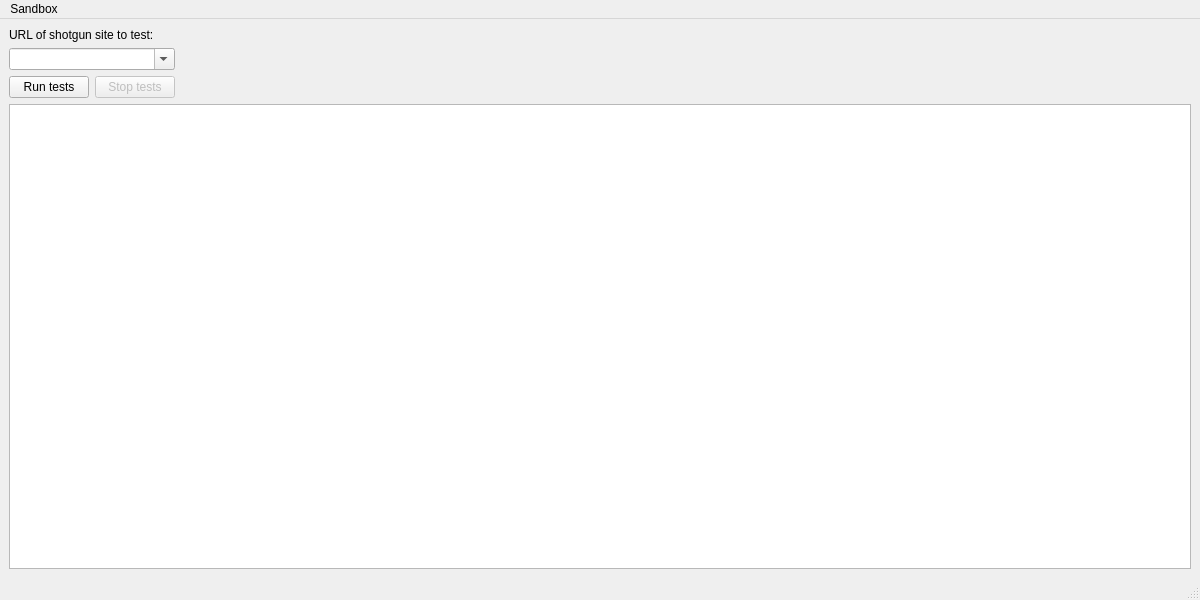
First picture: the form in SG_Automation/runTestsGUI.ui, repository shotgunsoftware/sg-automation, before the edit.
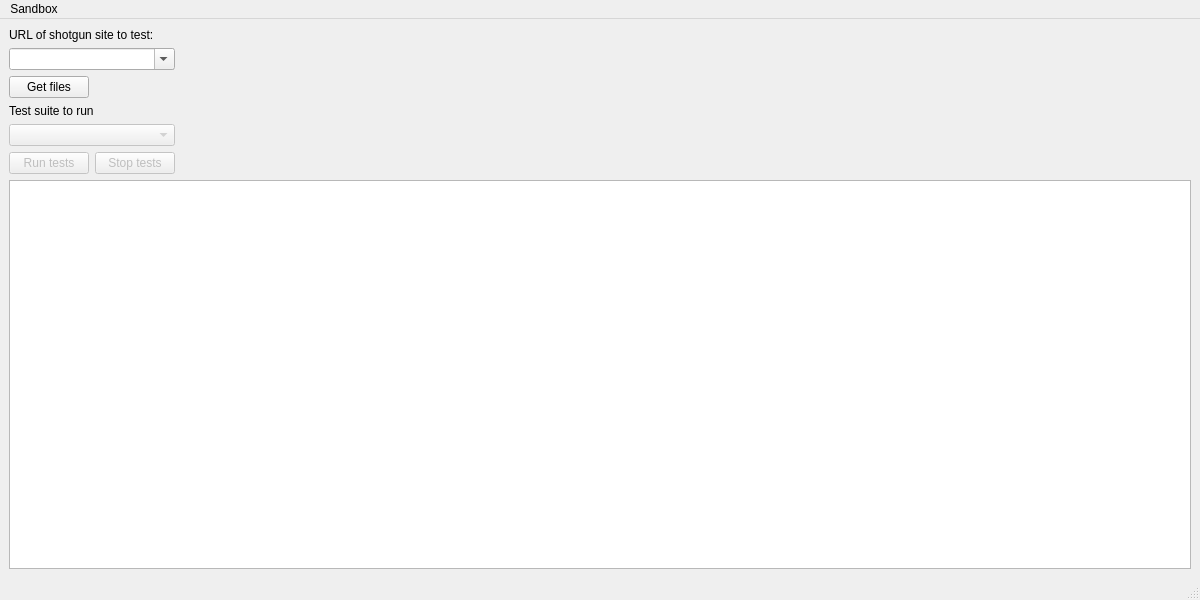
Second picture: the form after the edit.

Commit message: Added site validation, choice of test suite and workflow

Patch:
```diff
--- a/SG_Automation/runTestsGUI.ui
+++ b/SG_Automation/runTestsGUI.ui
@@ -17,6 +17,16 @@
    <layout class="QGridLayout" name="gridLayout">
     <item row="0" column="0">
      <layout class="QGridLayout" name="gridLayout_2">
+      <item row="4" column="0" colspan="2">
+       <widget class="QComboBox" name="targetList">
+        <property name="enabled">
+         <bool>false</bool>
+        </property>
+        <property name="sizeAdjustPolicy">
+         <enum>QComboBox::AdjustToContents</enum>
+        </property>
+       </widget>
+      </item>
       <item row="1" column="0" colspan="2">
        <widget class="QComboBox" name="siteList">
         <property name="editable">
@@ -27,17 +37,17 @@
         </property>
        </widget>
       </item>
-      <item row="2" column="0">
+      <item row="5" column="0">
        <widget class="QPushButton" name="runTestsButton">
         <property name="enabled">
-         <bool>true</bool>
+         <bool>false</bool>
         </property>
         <property name="text">
          <string>Run tests</string>
         </property>
        </widget>
       </item>
-      <item row="2" column="1">
+      <item row="5" column="1">
        <widget class="QPushButton" name="stopTestsButton">
         <property name="enabled">
          <bool>false</bool>
@@ -47,7 +57,7 @@
         </property>
        </widget>
       </item>
-      <item row="4" column="0" colspan="3">
+      <item row="7" column="0" colspan="3">
        <widget class="QTextBrowser" name="runOutput">
         <property name="font">
          <font>
@@ -89,6 +99,20 @@
         </property>
        </widget>
       </item>
+      <item row="2" column="0">
+       <widget class="QPushButton" name="getFilesButton">
+        <property name="text">
+         <string>Get files</string>
+        </property>
+       </widget>
+      </item>
+      <item row="3" column="0" colspan="2">
+       <widget class="QLabel" name="label_2">
+        <property name="text">
+         <string>Test suite to run</string>
+        </property>
+       </widget>
+      </item>
      </layout>
     </item>
    </layout>
```
The commit also changes 2 other files.
